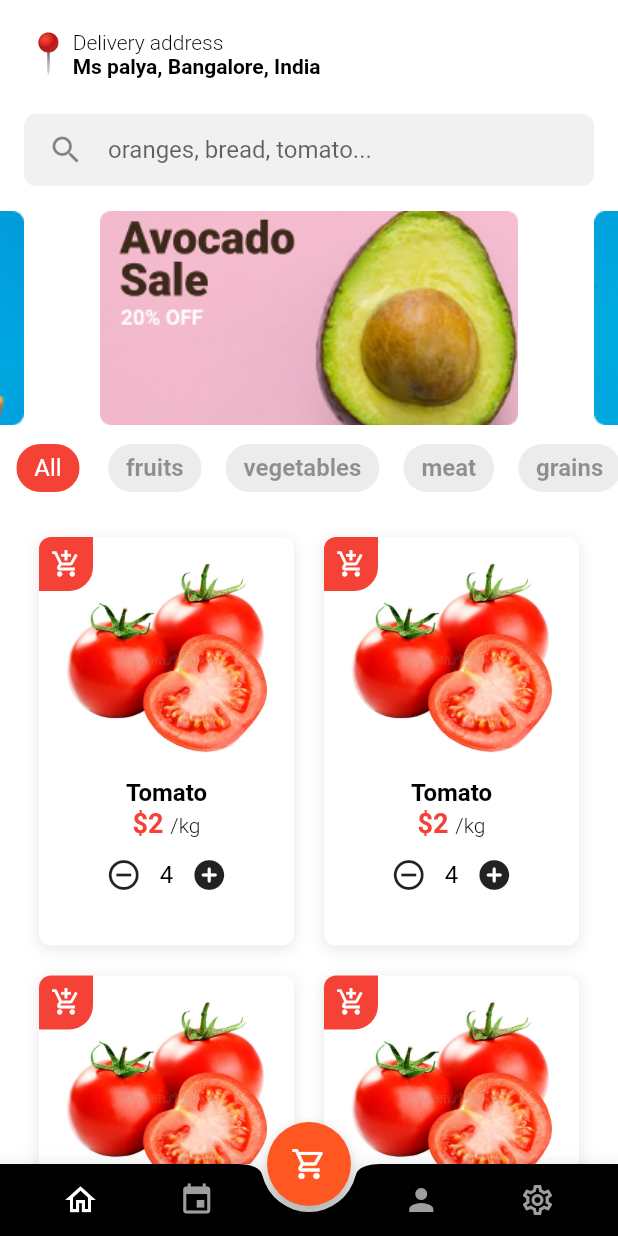
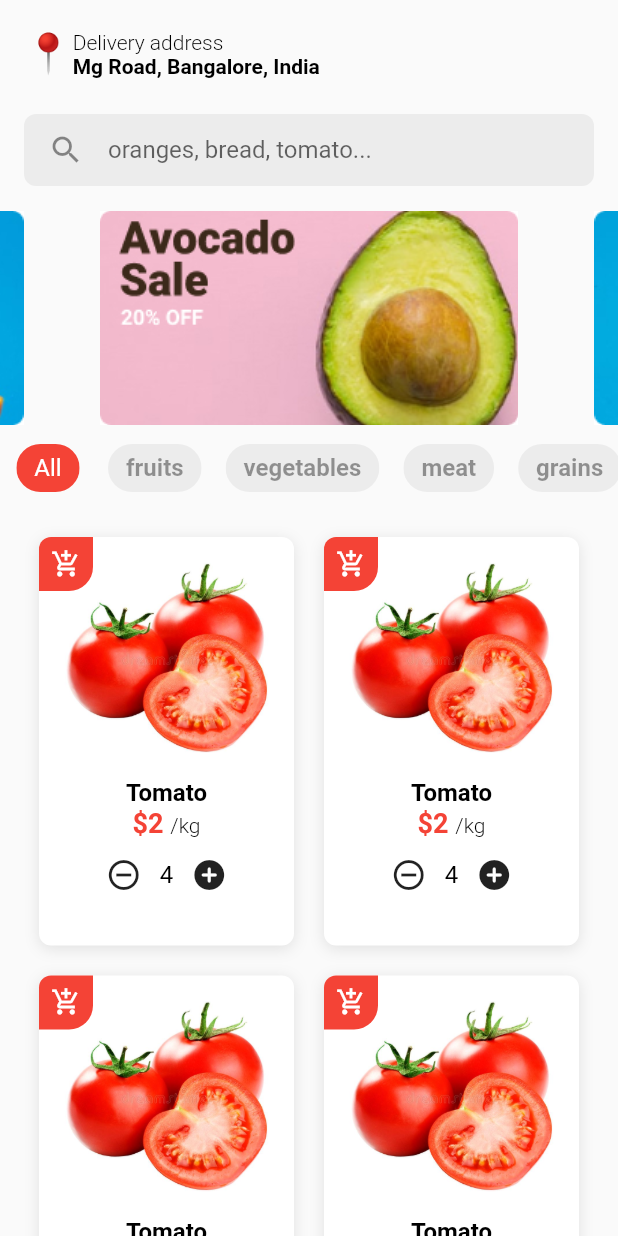
Before and after one commit to Santos-Enoque/flutter-groceries-shopping-app, a Flutter app: the HomeScreen widget shown alone on an empty page, opened directly, on a phone screen of 412 x 824 dp. Run offline on Flutter 3.47's test engine with Material 2 defaults, Android fonts, the phone set to English and light mode, and no system bars; drawn by our look-alikes of carousel_slider; our stand-ins replace cloud_firestore, firebase_auth, firebase_core, firebase_messaging, get, logger; accounts and stored records are empty; network calls fail; statements that could not run were skipped.

Commit message:
screen navigation

```diff
--- a/lib/constants/controllers.dart
+++ b/lib/constants/controllers.dart
@@ -1,3 +1,5 @@
-import 'package:cadevo/controllers/authController.dart';
+import '../controllers/authController.dart';
+import '../controllers/bottom_nav_controller.dart';
 
  AuthController authController = AuthController.instance;
+ BottomNavigationController bottomNavigationController = BottomNavigationController.instance;
--- a/lib/main.dart
+++ b/lib/main.dart
@@ -1,5 +1,6 @@
 import 'package:cadevo/constants/firebase.dart';
 import 'package:cadevo/controllers/authController.dart';
+import 'package:cadevo/controllers/bottom_nav_controller.dart';
 import 'package:flutter/material.dart';
 import 'package:get/get.dart';
 
@@ -7,6 +8,7 @@ void main() async {
   WidgetsFlutterBinding.ensureInitialized();
   await initialization.then((value){
     Get.put(AuthController());
+    Get.put(BottomNavigationController());
   });
   runApp(MyApp());
 }
--- a/lib/screens/home/home.dart
+++ b/lib/screens/home/home.dart
@@ -1,11 +1,9 @@
-import 'package:cadevo/constants/asset_path.dart';
-import 'package:cadevo/models/categories.dart';
-import 'package:cadevo/screens/home/widget/custom_choice_chip.dart';
-import 'package:cadevo/widgets/custom_text.dart';
+import '../../constants/asset_path.dart';
+import '../../models/categories.dart';
+import '../../screens/home/widget/custom_choice_chip.dart';
+import '../../widgets/custom_text.dart';
 import 'package:carousel_slider/carousel_slider.dart';
 import 'package:flutter/material.dart';
-import 'package:get/get.dart';
-import 'package:nb_utils/nb_utils.dart';
 
 const categories = <CategoryModel>[
   CategoryModel('All', 'id'),
@@ -22,10 +20,8 @@ var selectedCategories = <CategoryModel>[
 class HomeScreen extends StatelessWidget {
   @override
   Widget build(BuildContext context) {
-    var _width = MediaQuery.of(context).size.width;
-    return Scaffold(
-      backgroundColor: Colors.white,
-      body: ListView(
+    return SafeArea(
+      child: Column(
         children: [
             SizedBox(height: 20,),
             Container(
@@ -41,7 +37,7 @@ class HomeScreen extends StatelessWidget {
                         ),
 
                         TextSpan(
-                          text: 'Ms palya, Bangalore, India',
+                            text: 'Mg Road, Bangalore, India',
                             style: TextStyle(color: Colors.black, fontWeight: FontWeight.bold)
                         )
                       ]
@@ -51,7 +47,7 @@ class HomeScreen extends StatelessWidget {
             ),
 
             Container(
-            margin: EdgeInsets.only(top: 24, bottom: 8, left: 16, right: 16),
+              margin: EdgeInsets.only(top: 24, left: 16, bottom: 8, right: 16),
               padding: EdgeInsets.symmetric(horizontal: 16),
               decoration: BoxDecoration(
                 color: Colors.grey.withOpacity(.15),
@@ -65,6 +61,10 @@ class HomeScreen extends StatelessWidget {
                 ),
               ),
             ),
+          Expanded(
+            child: ListView(
+                children: [
+
                   Container(
                     child: CarouselSlider(
                       options: CarouselOptions(height: 160,
@@ -104,29 +104,9 @@ class HomeScreen extends StatelessWidget {
               ),
                 ],
               ),
-      floatingActionButtonLocation: FloatingActionButtonLocation.centerDocked,
-      floatingActionButton: FloatingActionButton(
-        backgroundColor: Colors.deepOrange,
-        child: Icon(Icons.shopping_cart_outlined),
-      onPressed: (){},),
-      bottomNavigationBar: BottomAppBar(
-        color: Colors.black,
-        shape: CircularNotchedRectangle(),
-        child: Row(
-          mainAxisAlignment: MainAxisAlignment.spaceEvenly,
-        children: [
-          IconButton(icon: Icon(Icons.home_outlined, color: Colors.white,), onPressed: (){}),
-          Container(
-            padding: EdgeInsets.only(right: 36),
-            child: IconButton(icon: Icon(Icons.event,color: Colors.grey,), onPressed: (){})),
-                    Container(
-            padding: EdgeInsets.only(left: 36),
-            child: IconButton(icon: Icon(Icons.person,color: Colors.grey,), onPressed: (){})),
-          IconButton(icon: Icon(Icons.settings_outlined, color: Colors.grey,), onPressed: (){}),
-
-
+          ),
         ],
-      ),),
+      ),
     );
   }
 }
```
Also changed, not shown: lib/controllers/authController.dart (+8 -7 lines), lib/controllers/bottom_nav_controller.dart (added, +45 -0 lines), lib/screens/account/account.dart (added, +13 -0 lines), lib/screens/layout/layout.dart (added, +50 -0 lines), lib/screens/login/login.dart (+6 -7 lines), lib/screens/registration/registration.dart (+5 -7 lines), lib/screens/scheduled/scheduled.dart (added, +13 -0 lines), lib/screens/settings/settings.dart (added, +13 -0 lines), 7 other files. Lines whose indentation alone changed are shown as unchanged.
